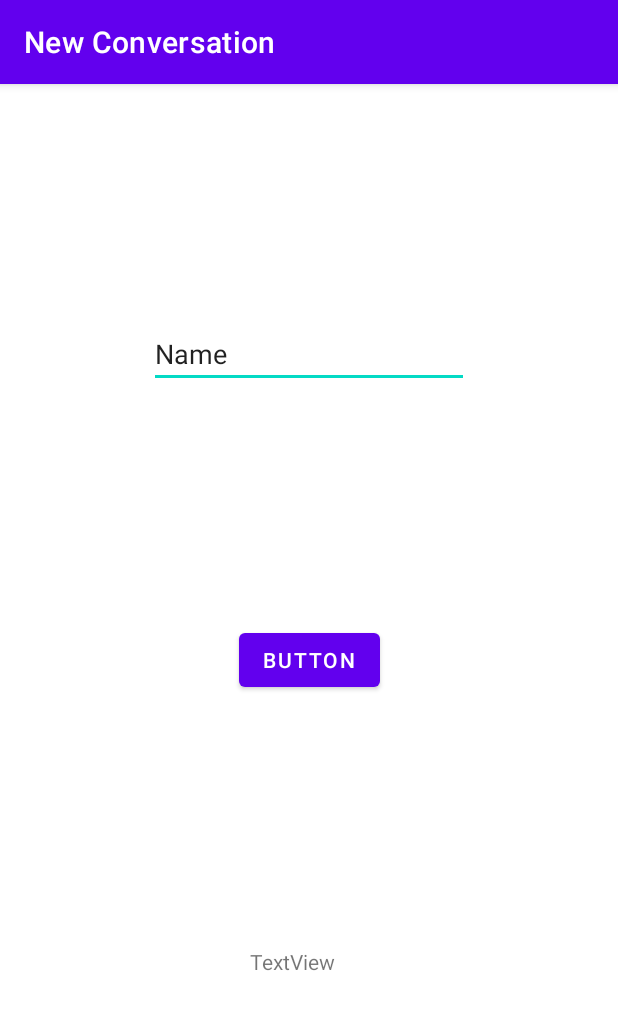
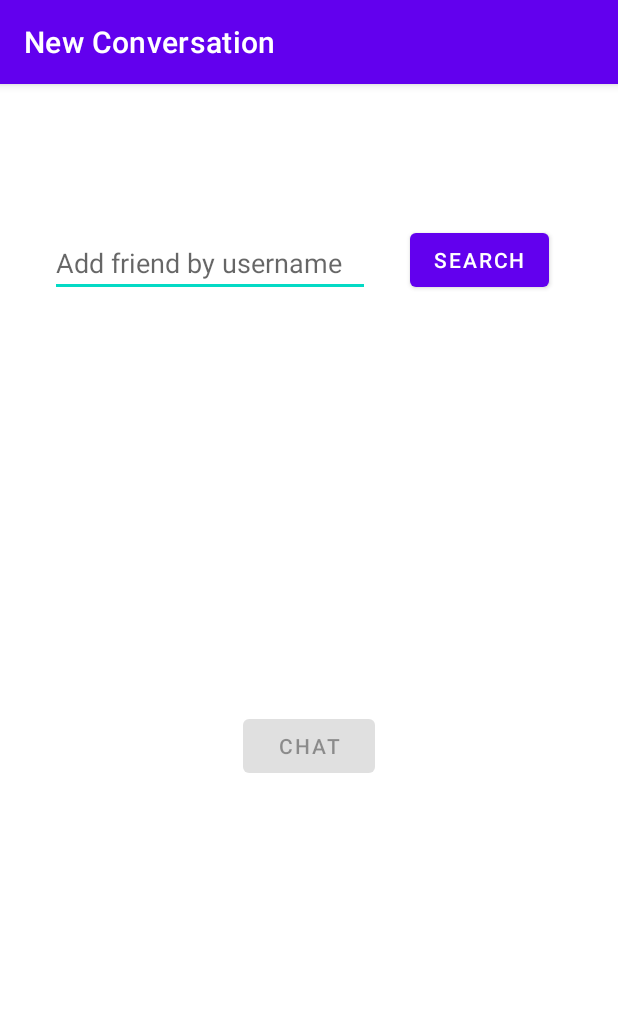
Before and after one commit to anthonythenguyen/The-Chatroom-App, an Android app: the screen it shows after launch once a user with an empty profile is signed in (NewChatActivity), after a tap on an icon or button, on a phone screen of 412 x 824 dp. Shown: the top 1010 px of the screen. Run offline under Robolectric (Android 15) with nearby library versions, the phone set to English and light mode, and no system bars; our stand-ins replace Firebase (no records; nobody signed in at launch, a user with empty details on screens opened directly).

Commit message:
Added add user conversation function, added logout button, other minor updates

```diff
--- a/app/src/main/java/com/example/chatroomapp/MainActivity.kt
+++ b/app/src/main/java/com/example/chatroomapp/MainActivity.kt
@@ -4,6 +4,7 @@ import android.content.Intent
 import android.os.Bundle
 import android.view.Menu
 import android.view.MenuItem
+import android.widget.Button
 import android.widget.Toast
 import androidx.appcompat.app.AppCompatActivity
 import androidx.appcompat.widget.Toolbar
@@ -22,8 +23,11 @@ class MainActivity : AppCompatActivity() {
         setSupportActionBar(findViewById(R.id.toolbar))
 
         auth = FirebaseAuth.getInstance()
-//        Firebase.auth.signOut()
+        var tempChat = findViewById<Button>(R.id.tempChat)
 
+        tempChat.setOnClickListener {
+            startActivity(Intent(this, ChatActivity::class.java))
+        }
         if(auth.currentUser == null){
             val intent = Intent(this, SignInActivity::class.java)
             startActivity(intent)
--- a/app/src/main/java/com/example/chatroomapp/RegisterActivity.kt
+++ b/app/src/main/java/com/example/chatroomapp/RegisterActivity.kt
@@ -25,7 +25,6 @@ class RegisterActivity : AppCompatActivity() {
         val email = findViewById<EditText>(R.id.emailReg)
         val password = findViewById<EditText>(R.id.passwordReg)
         val create = findViewById<Button>(R.id.createReg)
-        val loading = findViewById<ProgressBar>(R.id.loading)
 
         create.setOnClickListener {
             auth.createUserWithEmailAndPassword(email.text.toString(), password.text.toString())
--- a/app/src/main/res/layout/activity_new_chat.xml
+++ b/app/src/main/res/layout/activity_new_chat.xml
@@ -10,31 +10,52 @@
         android:id="@+id/search"
         android:layout_width="wrap_content"
         android:layout_height="wrap_content"
-        android:text="Button"
+        android:text="Search"
         app:layout_constraintBottom_toBottomOf="parent"
         app:layout_constraintEnd_toEndOf="parent"
+        app:layout_constraintHorizontal_bias="0.855"
         app:layout_constraintStart_toStartOf="parent"
-        app:layout_constraintTop_toTopOf="parent" />
+        app:layout_constraintTop_toTopOf="parent"
+        app:layout_constraintVertical_bias="0.13" />
 
     <EditText
         android:id="@+id/searchBar"
         android:layout_width="wrap_content"
         android:layout_height="wrap_content"
         android:ems="10"
+        android:hint="Add friend by username"
         android:inputType="textPersonName"
-        android:text="Name"
-        app:layout_constraintBottom_toTopOf="@+id/search"
-        app:layout_constraintEnd_toEndOf="parent"
+        app:layout_constraintBottom_toBottomOf="parent"
+        app:layout_constraintEnd_toStartOf="@+id/search"
+        app:layout_constraintHorizontal_bias="0.555"
         app:layout_constraintStart_toStartOf="parent"
-        app:layout_constraintTop_toTopOf="parent" />
+        app:layout_constraintTop_toTopOf="parent"
+        app:layout_constraintVertical_bias="0.134" />
 
     <TextView
         android:id="@+id/result"
-        android:layout_width="79dp"
-        android:layout_height="25dp"
-        android:text="TextView"
+        android:layout_width="272dp"
+        android:layout_height="89dp"
+        android:text=""
+        android:textColor="@color/black"
+        android:textSize="21sp"
+        android:textAlignment="center"
+        app:layout_constraintBottom_toBottomOf="parent"
+        app:layout_constraintEnd_toEndOf="parent"
+        app:layout_constraintHorizontal_bias="0.496"
+        app:layout_constraintStart_toStartOf="parent"
+        app:layout_constraintTop_toBottomOf="@+id/search"
+        app:layout_constraintVertical_bias="0.196"
+        android:gravity="center_horizontal" />
+
+    <Button
+        android:id="@+id/addFriend"
+        android:layout_width="wrap_content"
+        android:layout_height="wrap_content"
+        android:text="Chat"
         app:layout_constraintBottom_toBottomOf="parent"
         app:layout_constraintEnd_toEndOf="parent"
         app:layout_constraintStart_toStartOf="parent"
-        app:layout_constraintTop_toBottomOf="@+id/search" />
+        app:layout_constraintTop_toBottomOf="@+id/result"
+        app:layout_constraintVertical_bias="0.212" />
 </androidx.constraintlayout.widget.ConstraintLayout>
```
Also changed, not shown: app/src/main/java/com/example/chatroomapp/NewChatActivity.kt (+43 -6 lines), app/src/main/java/com/example/chatroomapp/SettingsActivity.kt (+21 -0 lines), app/src/main/res/layout/activity_main.xml (+7 -1 lines), app/src/main/res/layout/activity_settings.xml (+9 -0 lines).
